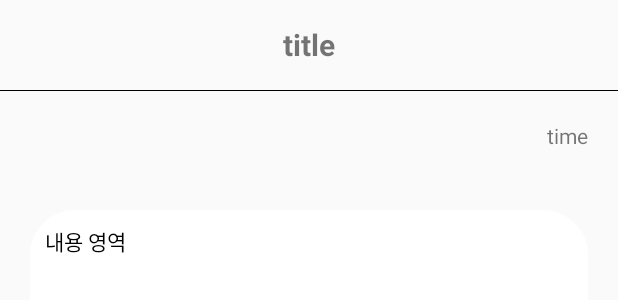
After one commit to BaekCCI/Inflearn-Android-Study, an Android app: the layout activity_board_inside.xml on its own in the app's theme, with its tools: preview values and no code run, on a phone screen of 412 x 824 dp. The commit adds this screen. Shown: the top 300 px of the screen. Run offline under Robolectric (Android 15) with nearby library versions, the phone set to English and light mode, and no system bars.

Commit message:
feat(boardInside): 게시글 정보 불러오기

```diff
--- a/MySoloLife/app/src/main/AndroidManifest.xml
+++ b/MySoloLife/app/src/main/AndroidManifest.xml
@@ -14,6 +14,9 @@
         android:supportsRtl="true"
         android:theme="@style/Theme.MySoloLife"
         tools:targetApi="31">
+        <activity
+            android:name=".board.BoardInsideActivity"
+            android:exported="false" />
         <activity
             android:name=".board.BoardWriteActivity"
             android:exported="false" />
--- /dev/null
+++ b/MySoloLife/app/src/main/res/layout/activity_board_inside.xml
@@ -0,0 +1,50 @@
+<?xml version="1.0" encoding="utf-8"?>
+<layout>
+
+    <LinearLayout xmlns:android="http://schemas.android.com/apk/res/android"
+        xmlns:app="http://schemas.android.com/apk/res-auto"
+        xmlns:tools="http://schemas.android.com/tools"
+        android:id="@+id/main"
+        android:layout_width="match_parent"
+        android:layout_height="match_parent"
+        android:orientation="vertical"
+        tools:context=".board.BoardInsideActivity">
+
+        <LinearLayout
+            android:layout_width="match_parent"
+            android:layout_height="60dp">
+
+            <TextView
+                android:id="@+id/titleArea"
+                android:layout_width="match_parent"
+                android:layout_height="match_parent"
+                android:gravity="center"
+                android:text="title"
+                android:textSize="20sp"
+                android:textStyle="bold" />
+        </LinearLayout>
+
+        <LinearLayout
+            android:layout_width="match_parent"
+            android:layout_height="0.5dp"
+            android:background="@color/black" />
+
+        <TextView
+            android:id="@+id/timeArea"
+            android:layout_width="match_parent"
+            android:layout_height="wrap_content"
+            android:layout_margin="20dp"
+            android:gravity="end"
+            android:text="time" />
+
+        <TextView
+            android:id="@+id/contentArea"
+            android:layout_width="match_parent"
+            android:layout_height="200dp"
+            android:layout_margin="20dp"
+            android:background="@drawable/background_radius"
+            android:padding="10dp"
+            android:text="내용 영역"
+            android:textColor="@color/black" />
+    </LinearLayout>
+</layout>
```
Also changed, not shown: MySoloLife/app/src/main/java/com/example/mysololife/board/BoardInsideActivity.kt (added, +55 -0 lines), MySoloLife/app/src/main/java/com/example/mysololife/fragments/TalkFragment.kt (+21 -1 lines).
